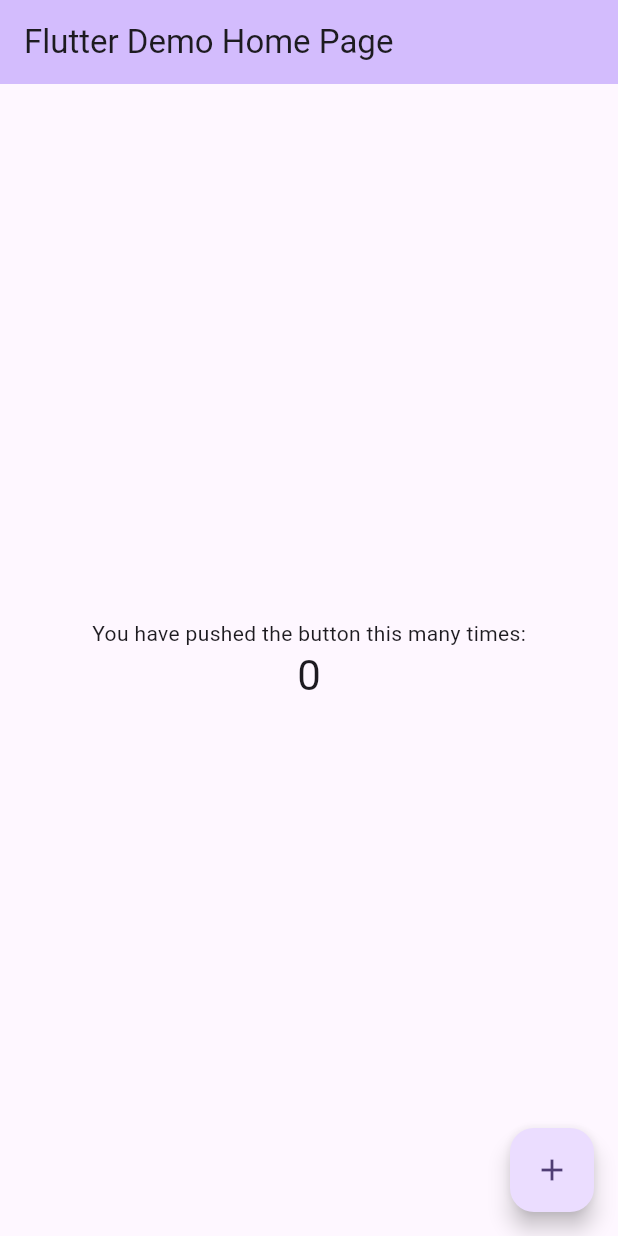
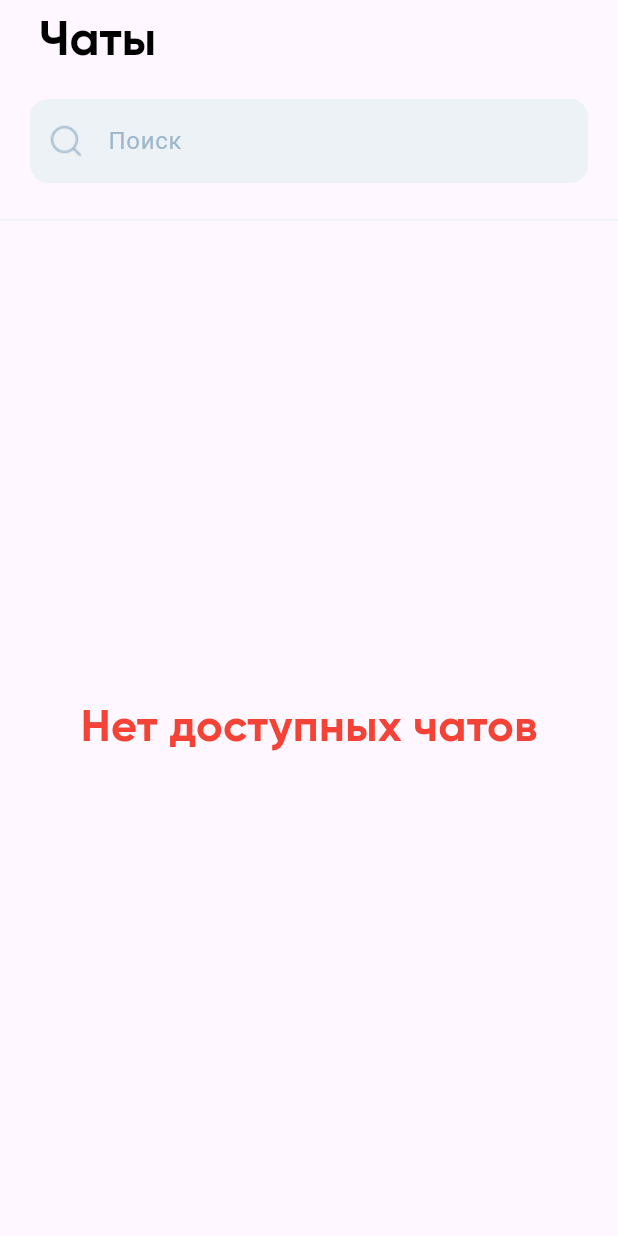
Before and after one commit to tevi666/chat_app, a Flutter app: the screen it shows after launch, on a phone screen of 412 x 824 dp. Run offline on Flutter 3.47's test engine with Material 3 defaults, Android fonts, the phone set to English and light mode, and no system bars; our stand-ins replace cloud_firestore, firebase_auth, firebase_core; accounts and stored records are empty.

Commit message:
create chat list screen

```diff
--- a/lib/data/models/mesaage_model.dart
+++ b/lib/data/models/mesaage_model.dart
@@ -6,14 +6,19 @@ class Message {
   final DateTime timestamp;
   final String imageUrl;
 
-  Message({required this.senderId, required this.text, required this.timestamp, required this.imageUrl});
+  Message({
+    required this.senderId,
+    required this.text,
+    required this.timestamp,
+    required this.imageUrl,
+  });
 
   factory Message.fromFirestore(Map<String, dynamic> data) {
     return Message(
-      senderId: data['senderId'],
-      text: data['text'],
+      senderId: data['senderId'] ?? 'Unknown',
+      text: data['text'] ?? '',
       timestamp: (data['timestamp'] as Timestamp).toDate(),
-      imageUrl: data['imageUrl']
+      imageUrl: data['imageUrl'] ?? '',
     );
   }
 
@@ -22,7 +27,7 @@ class Message {
       'senderId': senderId,
       'text': text,
       'timestamp': Timestamp.fromDate(timestamp),
-      'imageUrl': imageUrl
+      'imageUrl': imageUrl,
     };
   }
 }
--- a/lib/main.dart
+++ b/lib/main.dart
@@ -1,3 +1,4 @@
+import 'package:chat_app/screens/chat_list_screen.dart';
 import 'package:firebase_core/firebase_core.dart';
 import 'package:flutter/material.dart';
 
@@ -6,123 +7,14 @@ void main() async{
   await Firebase.initializeApp();
   runApp(const MyApp());
 }
-
 class MyApp extends StatelessWidget {
   const MyApp({super.key});
 
-  // This widget is the root of your application.
   @override
   Widget build(BuildContext context) {
     return MaterialApp(
-      title: 'Flutter Demo',
-      theme: ThemeData(
-        // This is the theme of your application.
-        //
-        // TRY THIS: Try running your application with "flutter run". You'll see
-        // the application has a purple toolbar. Then, without quitting the app,
-        // try changing the seedColor in the colorScheme below to Colors.green
-        // and then invoke "hot reload" (save your changes or press the "hot
-        // reload" button in a Flutter-supported IDE, or press "r" if you used
-        // the command line to start the app).
-        //
-        // Notice that the counter didn't reset back to zero; the application
-        // state is not lost during the reload. To reset the state, use hot
-        // restart instead.
-        //
-        // This works for code too, not just values: Most code changes can be
-        // tested with just a hot reload.
-        colorScheme: ColorScheme.fromSeed(seedColor: Colors.deepPurple),
-        useMaterial3: true,
-      ),
-      home: const MyHomePage(title: 'Flutter Demo Home Page'),
+      debugShowCheckedModeBanner: false,
+      home: ChatListScreen(),
     );
   }
 }
-
-class MyHomePage extends StatefulWidget {
-  const MyHomePage({super.key, required this.title});
-
-  // This widget is the home page of your application. It is stateful, meaning
-  // that it has a State object (defined below) that contains fields that affect
-  // how it looks.
-
-  // This class is the configuration for the state. It holds the values (in this
-  // case the title) provided by the parent (in this case the App widget) and
-  // used by the build method of the State. Fields in a Widget subclass are
-  // always marked "final".
-
-  final String title;
-
-  @override
-  State<MyHomePage> createState() => _MyHomePageState();
-}
-
-class _MyHomePageState extends State<MyHomePage> {
-  int _counter = 0;
-
-  void _incrementCounter() {
-    setState(() {
-      // This call to setState tells the Flutter framework that something has
-      // changed in this State, which causes it to rerun the build method below
-      // so that the display can reflect the updated values. If we changed
-      // _counter without calling setState(), then the build method would not be
-      // called again, and so nothing would appear to happen.
-      _counter++;
-    });
-  }
-
-  @override
-  Widget build(BuildContext context) {
-    // This method is rerun every time setState is called, for instance as done
-    // by the _incrementCounter method above.
-    //
-    // The Flutter framework has been optimized to make rerunning build methods
-    // fast, so that you can just rebuild anything that needs updating rather
-    // than having to individually change instances of widgets.
-    return Scaffold(
-      appBar: AppBar(
-        // TRY THIS: Try changing the color here to a specific color (to
-        // Colors.amber, perhaps?) and trigger a hot reload to see the AppBar
-        // change color while the other colors stay the same.
-        backgroundColor: Theme.of(context).colorScheme.inversePrimary,
-        // Here we take the value from the MyHomePage object that was created by
-        // the App.build method, and use it to set our appbar title.
-        title: Text(widget.title),
-      ),
-      body: Center(
-        // Center is a layout widget. It takes a single child and positions it
-        // in the middle of the parent.
-        child: Column(
-          // Column is also a layout widget. It takes a list of children and
-          // arranges them vertically. By default, it sizes itself to fit its
-          // children horizontally, and tries to be as tall as its parent.
-          //
-          // Column has various properties to control how it sizes itself and
-          // how it positions its children. Here we use mainAxisAlignment to
-          // center the children vertically; the main axis here is the vertical
-          // axis because Columns are vertical (the cross axis would be
-          // horizontal).
-          //
-          // TRY THIS: Invoke "debug painting" (choose the "Toggle Debug Paint"
-          // action in the IDE, or press "p" in the console), to see the
-          // wireframe for each widget.
-          mainAxisAlignment: MainAxisAlignment.center,
-          children: <Widget>[
-            const Text(
-              'You have pushed the button this many times:',
-            ),
-            Text(
-              '$_counter',
-              style: Theme.of(context).textTheme.headlineMedium,
-            ),
-          ],
-        ),
-      ),
-      floatingActionButton: FloatingActionButton(
-        onPressed: _incrementCounter,
-        tooltip: 'Increment',
-        child: const Icon(Icons.add),
-      ), // This trailing comma makes auto-formatting nicer for build methods.
-    );
-  }
-}
--- /dev/null
+++ b/lib/presentations/widgets/base_text.dart
@@ -0,0 +1,14 @@
+import 'package:flutter/material.dart';
+
+class BaseText extends StatelessWidget {
+  const BaseText({super.key, required this.text, this.color = Colors.white, this.fontSize = 30, this.fontFamily = 'Gilroy-B'});
+  final String text;
+  final Color color;
+  final double fontSize;
+  final String fontFamily;
+
+  @override
+  Widget build(BuildContext context) {
+    return Text(text, style: TextStyle(color: color, fontSize: fontSize, fontFamily: fontFamily));
+  }
+}
--- /dev/null
+++ b/lib/screens/chat_list_screen.dart
@@ -0,0 +1,137 @@
+import 'package:flutter/material.dart';
+import 'package:firebase_auth/firebase_auth.dart';
+import 'package:chat_app/data/models/chat_model.dart';
+import 'package:chat_app/data/services/firestore_service.dart';
+import 'package:chat_app/presentations/widgets/base_text.dart';
+import 'package:chat_app/utilities/constants/app_colors.dart';
+import 'package:chat_app/utilities/utils.dart';
+
+class ChatListScreen extends StatefulWidget {
+  final FirestoreService _firestoreService = FirestoreService();
+
+  ChatListScreen({super.key});
+
+  @override
+  _ChatListScreenState createState() => _ChatListScreenState();
+}
+
+class _ChatListScreenState extends State<ChatListScreen> {
+  final User? currentUser = FirebaseAuth.instance.currentUser;
+  String searchQuery = "";
+
+  @override
+  Widget build(BuildContext context) {
+    return Scaffold(
+      appBar: AppBar(
+        title: const Padding(
+          padding: EdgeInsets.only(left: 10),
+          child: BaseText(text: "Чаты", fontSize: 32, color: Colors.black),
+        ),
+      ),
+      body: Column(
+        children: [
+          Padding(
+            padding: const EdgeInsets.only(left: 20.0, right: 20, bottom: 24, top: 10),
+            child: TextField(
+              decoration: InputDecoration(
+                hintText: "Поиск",
+                hintStyle: const TextStyle(color: Color(0xFF9DB7CB)),
+                prefixIcon: Padding(
+                  padding: const EdgeInsets.all(12.0),
+                  child: Image.asset('assets/search.png'),
+                ),
+                filled: true,
+                fillColor: const Color(0xFFEDF2F6),
+                border: OutlineInputBorder(
+                  borderRadius: BorderRadius.circular(12),
+                  borderSide: BorderSide.none,
+                ),
+              ),
+              onChanged: (value) {
+                setState(() {
+                  searchQuery = value.toLowerCase();
+                });
+              },
+              keyboardType: TextInputType.text,
+              textInputAction: TextInputAction.search,
+              enableSuggestions: true,
+              autocorrect: true,
+            ),
+          ),
+          const Divider(height: 1, color: Color(0xffEDF2F6)),
+          Expanded(
+            child: StreamBuilder<List<Chat>>(
+              stream: widget._firestoreService.getChats(),
+              builder: (context, snapshot) {
+                if (snapshot.connectionState == ConnectionState.waiting) {
+                  return const Center(child: CircularProgressIndicator());
+                }
+                if (snapshot.hasError) {
+                  print('Error: ${snapshot.error}');
+                  return const Center(child: BaseText(text: 'Ошибка загрузки данных', color: AppColors.red));
+                }
+                if (!snapshot.hasData || snapshot.data!.isEmpty) {
+                  print('No available chats');
+                  return const Center(child: BaseText(text: 'Нет доступных чатов', color: AppColors.red));
+                }
+
+                var chats = snapshot.data!.where((chat) {
+                  return chat.users.any((user) => user.toLowerCase().contains(searchQuery));
+                }).toList();
+
+                if (chats.isEmpty) {
+                  return const Center(child: BaseText(text: 'Нет пользователей, соответствующих поисковому запросу', color: AppColors.red));
+                }
+
+                List<Widget> userTiles = [];
+                for (var chat in chats) {
+                  try {
+                    var user = chat.users.firstWhere((user) => user != currentUser?.uid);
+                    var initials = getInitials(user);
+                    var avatarColor = getColorFromString(user, AppColors.colors);
+                    var timeString = getMessageTime(chat.messages.last.timestamp);
+
+                    String messageText = (currentUser != null && chat.messages.last.senderId == currentUser!.uid)
+                        ? 'Вы: ${chat.messages.last.text}'
+                        : chat.messages.last.text;
+
+                    userTiles.add(Column(
+                      children: [
+                        ListTile(
+                          leading: CircleAvatar(
+                            radius: 40,
+                            backgroundColor: avatarColor,
+                            child: BaseText(
+                              fontSize: 24,
+                              text: initials,
+                            ),
+                          ),
+                          title: BaseText(text: user, fontSize: 18, color: Colors.black),
+                          subtitle: BaseText(text: messageText, color: AppColors.darkGray, fontSize: 14, fontFamily: 'Gilroy-M'),
+                          trailing: BaseText(text: timeString, fontSize: 12, color: AppColors.darkGray, fontFamily: 'Gilroy-M'),
+                          onTap: () async {
+                            var userStatus = await widget._firestoreService.getUserStatus(user);
+
+                          },
+                        ),
+                        const Padding(
+                          padding: EdgeInsets.symmetric(horizontal: 20),
+                          child: Divider(height: 1, color: Color(0xffEDF2F6)),
+                        ),
+                      ],
+                    ));
+                  } catch (e) {
+                    print('Error processing chat: $e');
+                  }
+                }
+                return ListView(
+                  children: userTiles,
+                );
+              },
+            ),
+          ),
+        ],
+      ),
+    );
+  }
+}
--- a/lib/utilities/constants/app_colors.dart
+++ b/lib/utilities/constants/app_colors.dart
@@ -1 +1,26 @@
-class AppColors { AppColors._(); }
+import 'package:flutter/material.dart';
+
+class AppColors {
+  static const red = Colors.red;
+  static const blue = Colors.blue;
+  static const orange = Colors.orange;
+  static const purple = Colors.purple;
+  static const brown = Colors.brown;
+  static const pink = Colors.pink;
+  static const amber = Colors.amber;
+  static const cyan = Colors.cyan;
+  static const indigo = Colors.indigo;
+  static const darkGray = Color(0xff5E7A90);
+
+  static const List<Color> colors = [
+    red,
+    blue,
+    orange,
+    purple,
+    brown,
+    pink,
+    amber,
+    cyan,
+    indigo
+  ];
+}
```
Also changed, not shown: lib/data/models/chat_model.dart (+3 -16 lines), lib/data/services/firestore_service.dart (+8 -2 lines), lib/utilities/helpers/fade_route.dart (added, +25 -0 lines), lib/utilities/utils.dart (added, +35 -0 lines), pubspec.yaml (+10 -14 lines), assets/Gilroy-Bold.ttf (added), assets/Gilroy-Medium.ttf (added), assets/back.png (added), assets/search.png (added), lib/presentations/app.dart (deleted), pubspec.lock, 1 other file.
